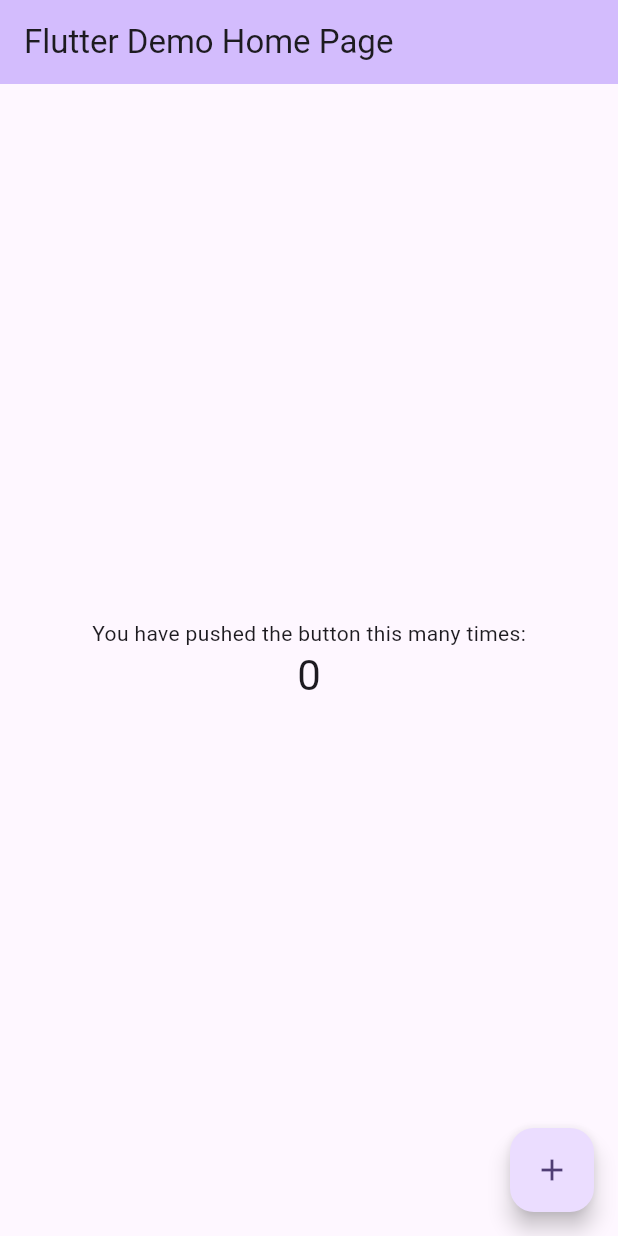
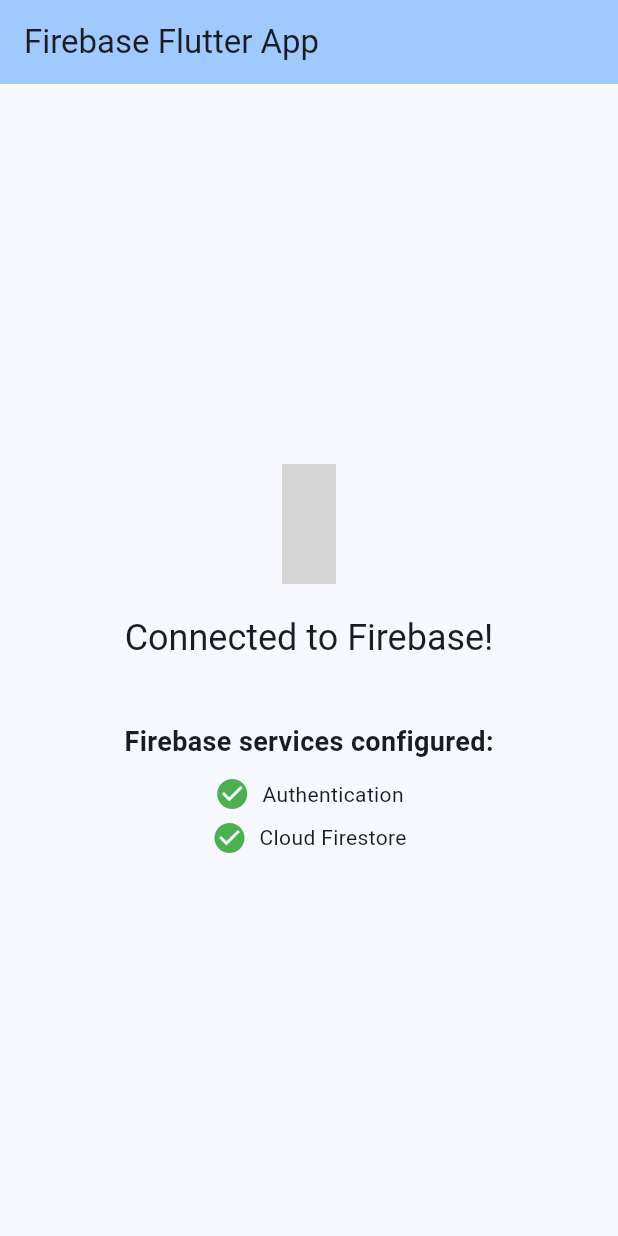
Before and after one commit to highshore/rumi_talk, a Flutter app: the screen it shows after launch, on a phone screen of 412 x 824 dp. Run offline on Flutter 3.47's test engine with Material 3 defaults, Android fonts, the phone set to English and light mode, and no system bars; our stand-ins replace firebase_core; accounts and stored records are empty; generated files the repository leaves out were written again; statements that could not run were skipped; grey boxes are pictures that could not be loaded.

Commit message:
Configure Firebase integration
- Initialize Firebase Core with Flutter
- Add Firebase Authentication and Firestore dependencies
- Configure Firebase options for iOS and Android
- Update main app UI to show Firebase connection status
- Add comprehensive README with setup instructions
- Configure Firestore security rules and indexes

```diff
--- /dev/null
+++ b/firestore.indexes.json
@@ -0,0 +1,51 @@
+{
+  // Example (Standard Edition):
+  //
+  // "indexes": [
+  //   {
+  //     "collectionGroup": "widgets",
+  //     "queryScope": "COLLECTION",
+  //     "fields": [
+  //       { "fieldPath": "foo", "arrayConfig": "CONTAINS" },
+  //       { "fieldPath": "bar", "mode": "DESCENDING" }
+  //     ]
+  //   },
+  //
+  //  "fieldOverrides": [
+  //    {
+  //      "collectionGroup": "widgets",
+  //      "fieldPath": "baz",
+  //      "indexes": [
+  //        { "order": "ASCENDING", "queryScope": "COLLECTION" }
+  //      ]
+  //    },
+  //   ]
+  // ]
+  //
+  // Example (Enterprise Edition):
+  //
+  // "indexes": [
+  //   {
+  //     "collectionGroup": "reviews",
+  //     "queryScope": "COLLECTION_GROUP",
+  //     "apiScope": "MONGODB_COMPATIBLE_API",
+  //     "density": "DENSE",
+  //     "multikey": false,
+  //     "fields": [
+  //       { "fieldPath": "baz", "mode": "ASCENDING" }
+  //     ]
+  //   },
+  //   {
+  //     "collectionGroup": "items",
+  //     "queryScope": "COLLECTION_GROUP",
+  //     "apiScope": "MONGODB_COMPATIBLE_API",
+  //     "density": "SPARSE_ANY",
+  //     "multikey": true,
+  //     "fields": [
+  //       { "fieldPath": "baz", "mode": "ASCENDING" }
+  //     ]
+  //   },
+  // ]
+  "indexes": [],
+  "fieldOverrides": []
+}
--- a/lib/main.dart
+++ b/lib/main.dart
@@ -1,6 +1,12 @@
 import 'package:flutter/material.dart';
+import 'package:firebase_core/firebase_core.dart';
+import 'firebase_options.dart';
 
-void main() {
+void main() async {
+  WidgetsFlutterBinding.ensureInitialized();
+  await Firebase.initializeApp(
+    options: DefaultFirebaseOptions.currentPlatform,
+  );
   runApp(const MyApp());
 }
 
@@ -11,41 +17,18 @@ class MyApp extends StatelessWidget {
   @override
   Widget build(BuildContext context) {
     return MaterialApp(
-      title: 'Flutter Demo',
+      title: 'Firebase App',
       theme: ThemeData(
-        // This is the theme of your application.
-        //
-        // TRY THIS: Try running your application with "flutter run". You'll see
-        // the application has a purple toolbar. Then, without quitting the app,
-        // try changing the seedColor in the colorScheme below to Colors.green
-        // and then invoke "hot reload" (save your changes or press the "hot
-        // reload" button in a Flutter-supported IDE, or press "r" if you used
-        // the command line to start the app).
-        //
-        // Notice that the counter didn't reset back to zero; the application
-        // state is not lost during the reload. To reset the state, use hot
-        // restart instead.
-        //
-        // This works for code too, not just values: Most code changes can be
-        // tested with just a hot reload.
-        colorScheme: ColorScheme.fromSeed(seedColor: Colors.deepPurple),
+        colorScheme: ColorScheme.fromSeed(seedColor: Colors.blue),
+        useMaterial3: true,
       ),
-      home: const MyHomePage(title: 'Flutter Demo Home Page'),
+      home: const MyHomePage(title: 'Firebase Flutter App'),
     );
   }
 }
 
 class MyHomePage extends StatefulWidget {
   const MyHomePage({super.key, required this.title});
-
-  // This widget is the home page of your application. It is stateful, meaning
-  // that it has a State object (defined below) that contains fields that affect
-  // how it looks.
-
-  // This class is the configuration for the state. It holds the values (in this
-  // case the title) provided by the parent (in this case the App widget) and
-  // used by the build method of the State. Fields in a Widget subclass are
-  // always marked "final".
 
   final String title;
 
@@ -54,69 +37,79 @@ class MyHomePage extends StatefulWidget {
 }
 
 class _MyHomePageState extends State<MyHomePage> {
-  int _counter = 0;
+  String _firebaseStatus = 'Connecting...';
 
-  void _incrementCounter() {
-    setState(() {
-      // This call to setState tells the Flutter framework that something has
-      // changed in this State, which causes it to rerun the build method below
-      // so that the display can reflect the updated values. If we changed
-      // _counter without calling setState(), then the build method would not be
-      // called again, and so nothing would appear to happen.
-      _counter++;
-    });
+  @override
+  void initState() {
+    super.initState();
+    _checkFirebaseConnection();
+  }
+
+  void _checkFirebaseConnection() {
+    try {
+      Firebase.app();
+      setState(() {
+        _firebaseStatus = 'Connected to Firebase!';
+      });
+    } catch (e) {
+      setState(() {
+        _firebaseStatus = 'Firebase connection failed: $e';
+      });
+    }
   }
 
   @override
   Widget build(BuildContext context) {
-    // This method is rerun every time setState is called, for instance as done
-    // by the _incrementCounter method above.
-    //
-    // The Flutter framework has been optimized to make rerunning build methods
-    // fast, so that you can just rebuild anything that needs updating rather
-    // than having to individually change instances of widgets.
     return Scaffold(
       appBar: AppBar(
-        // TRY THIS: Try changing the color here to a specific color (to
-        // Colors.amber, perhaps?) and trigger a hot reload to see the AppBar
-        // change color while the other colors stay the same.
         backgroundColor: Theme.of(context).colorScheme.inversePrimary,
-        // Here we take the value from the MyHomePage object that was created by
-        // the App.build method, and use it to set our appbar title.
         title: Text(widget.title),
       ),
       body: Center(
-        // Center is a layout widget. It takes a single child and positions it
-        // in the middle of the parent.
         child: Column(
-          // Column is also a layout widget. It takes a list of children and
-          // arranges them vertically. By default, it sizes itself to fit its
-          // children horizontally, and tries to be as tall as its parent.
-          //
-          // Column has various properties to control how it sizes itself and
-          // how it positions its children. Here we use mainAxisAlignment to
-          // center the children vertically; the main axis here is the vertical
-          // axis because Columns are vertical (the cross axis would be
-          // horizontal).
-          //
-          // TRY THIS: Invoke "debug painting" (choose the "Toggle Debug Paint"
-          // action in the IDE, or press "p" in the console), to see the
-          // wireframe for each widget.
           mainAxisAlignment: MainAxisAlignment.center,
           children: <Widget>[
-            const Text('You have pushed the button this many times:'),
+            const Icon(
+              Icons.firebase,
+              size: 80,
+              color: Colors.orange,
+            ),
+            const SizedBox(height: 20),
             Text(
-              '$_counter',
-              style: Theme.of(context).textTheme.headlineMedium,
+              _firebaseStatus,
+              style: Theme.of(context).textTheme.headlineSmall,
+              textAlign: TextAlign.center,
+            ),
+            const SizedBox(height: 40),
+            const Text(
+              'Firebase services configured:',
+              style: TextStyle(fontSize: 18, fontWeight: FontWeight.bold),
+            ),
+            const SizedBox(height: 10),
+            const Column(
+              children: [
+                Row(
+                  mainAxisAlignment: MainAxisAlignment.center,
+                  children: [
+                    Icon(Icons.check_circle, color: Colors.green),
+                    SizedBox(width: 8),
+                    Text('Authentication'),
+                  ],
+                ),
+                SizedBox(height: 5),
+                Row(
+                  mainAxisAlignment: MainAxisAlignment.center,
+                  children: [
+                    Icon(Icons.check_circle, color: Colors.green),
+                    SizedBox(width: 8),
+                    Text('Cloud Firestore'),
+                  ],
+                ),
+              ],
             ),
           ],
         ),
       ),
-      floatingActionButton: FloatingActionButton(
-        onPressed: _incrementCounter,
-        tooltip: 'Increment',
-        child: const Icon(Icons.add),
-      ), // This trailing comma makes auto-formatting nicer for build methods.
     );
   }
 }
```
Also changed, not shown: firebase.json (added), 6 other files.
